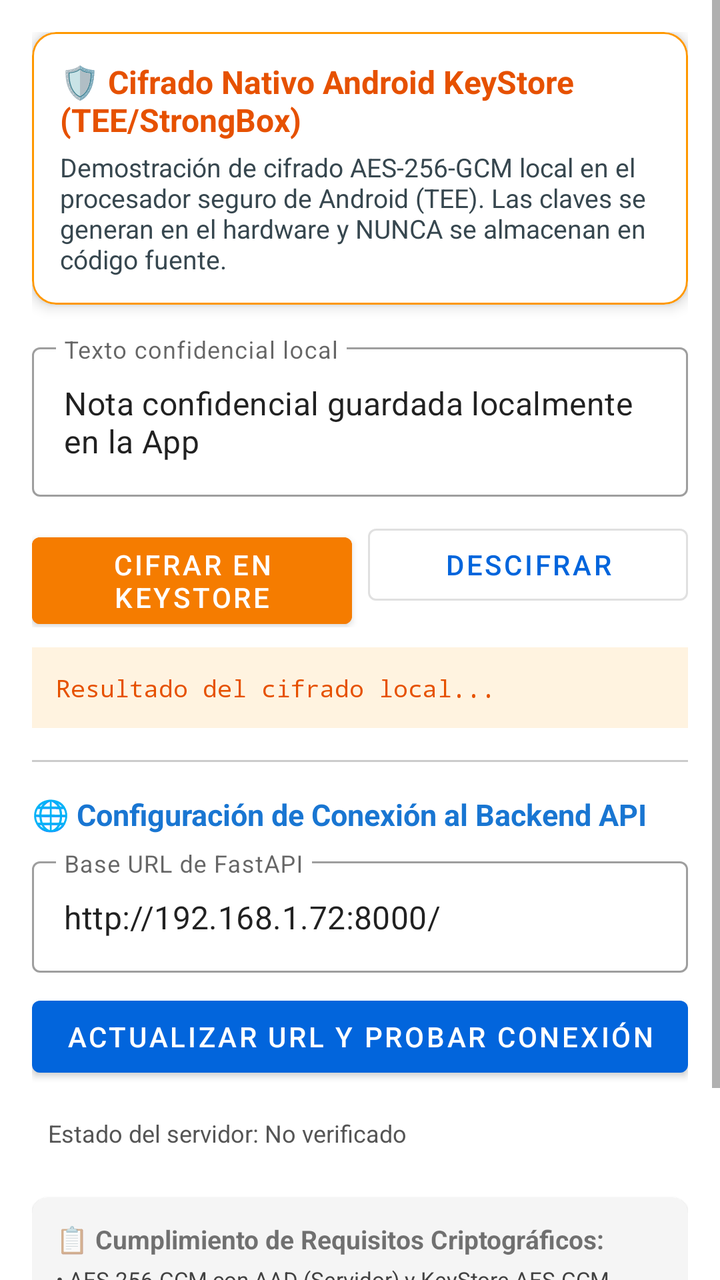
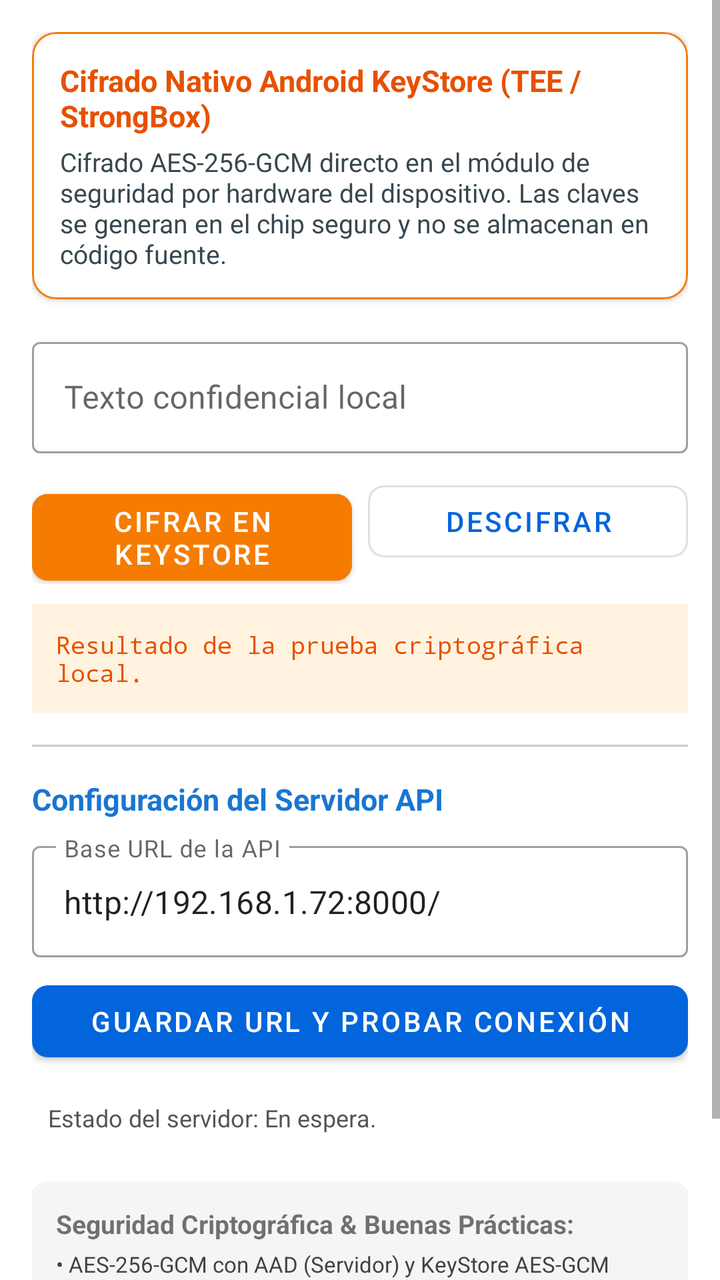

Two renders of the same Android screen: before a commit and after it. Below are the layout's source before the change and the commit's diff.
<!-- AndroidManifest.xml: application theme Theme.AppClinic -->
<!-- res/layout/fragment_keystore.xml -->
<?xml version="1.0" encoding="utf-8"?>
<ScrollView xmlns:android="http://schemas.android.com/apk/res/android"
    xmlns:app="http://schemas.android.com/apk/res-auto"
    android:layout_width="match_parent"
    android:layout_height="match_parent"
    android:fillViewport="true">

    <LinearLayout
        android:layout_width="match_parent"
        android:layout_height="wrap_content"
        android:orientation="vertical"
        android:padding="16dp">

        
        <com.google.android.material.card.MaterialCardView
            android:layout_width="match_parent"
            android:layout_height="wrap_content"
            android:layout_marginBottom="16dp"
            app:cardCornerRadius="12dp"
            app:cardElevation="4dp"
            app:strokeColor="#FF9800"
            app:strokeWidth="1dp">

            <LinearLayout
                android:layout_width="match_parent"
                android:layout_height="wrap_content"
                android:orientation="vertical"
                android:padding="14dp">

                <TextView
                    android:layout_width="wrap_content"
                    android:layout_height="wrap_content"
                    android:text="🛡️ Cifrado Nativo Android KeyStore (TEE/StrongBox)"
                    android:textColor="#E65100"
                    android:textSize="16sp"
                    android:textStyle="bold" />

                <TextView
                    android:layout_width="wrap_content"
                    android:layout_height="wrap_content"
                    android:layout_marginTop="4dp"
                    android:text="Demostración de cifrado AES-256-GCM local en el procesador seguro de Android (TEE). Las claves se generan en el hardware y NUNCA se almacenan en código fuente."
                    android:textColor="#37474F"
                    android:textSize="13sp" />
            </LinearLayout>
        </com.google.android.material.card.MaterialCardView>

        
        <com.google.android.material.textfield.TextInputLayout
            style="@style/Widget.MaterialComponents.TextInputLayout.OutlinedBox"
            android:layout_width="match_parent"
            android:layout_height="wrap_content"
            android:hint="Texto confidencial local">

            <com.google.android.material.textfield.TextInputEditText
                android:id="@+id/etTextoLocal"
                android:layout_width="match_parent"
                android:layout_height="wrap_content"
                android:text="Nota confidencial guardada localmente en la App" />
        </com.google.android.material.textfield.TextInputLayout>

        <LinearLayout
            android:layout_width="match_parent"
            android:layout_height="wrap_content"
            android:layout_marginTop="10dp"
            android:orientation="horizontal">

            <com.google.android.material.button.MaterialButton
                android:id="@+id/btnCifrarLocal"
                android:layout_width="0dp"
                android:layout_height="wrap_content"
                android:layout_weight="1"
                android:backgroundTint="#F57C00"
                android:text="Cifrar en KeyStore" />

            <com.google.android.material.button.MaterialButton
                android:id="@+id/btnDescifrarLocal"
                style="@style/Widget.MaterialComponents.Button.OutlinedButton"
                android:layout_width="0dp"
                android:layout_height="wrap_content"
                android:layout_marginStart="8dp"
                android:layout_weight="1"
                android:text="Descifrar" />
        </LinearLayout>

        <TextView
            android:id="@+id/tvResultadoLocal"
            android:layout_width="match_parent"
            android:layout_height="wrap_content"
            android:layout_marginTop="10dp"
            android:background="#FFF3E0"
            android:fontFamily="monospace"
            android:padding="12dp"
            android:text="Resultado del cifrado local..."
            android:textColor="#E65100"
            android:textSize="12sp" />

        <View
            android:layout_width="match_parent"
            android:layout_height="1dp"
            android:layout_marginVertical="16dp"
            android:background="#CCCCCC" />

        
        <TextView
            android:layout_width="wrap_content"
            android:layout_height="wrap_content"
            android:text="🌐 Configuración de Conexión al Backend API"
            android:textColor="#1976D2"
            android:textSize="15sp"
            android:textStyle="bold" />

        <com.google.android.material.textfield.TextInputLayout
            style="@style/Widget.MaterialComponents.TextInputLayout.OutlinedBox"
            android:layout_width="match_parent"
            android:layout_height="wrap_content"
            android:layout_marginTop="8dp"
            android:hint="Base URL de FastAPI">

            <com.google.android.material.textfield.TextInputEditText
                android:id="@+id/etBaseUrl"
                android:layout_width="match_parent"
                android:layout_height="wrap_content"
                android:text="http://192.168.1.72:8000/" />
        </com.google.android.material.textfield.TextInputLayout>

        <com.google.android.material.button.MaterialButton
            android:id="@+id/btnActualizarUrl"
            android:layout_width="match_parent"
            android:layout_height="wrap_content"
            android:layout_marginTop="8dp"
            android:text="Actualizar URL y Probar Conexión" />

        <TextView
            android:id="@+id/tvEstadoConexion"
            android:layout_width="match_parent"
            android:layout_height="wrap_content"
            android:layout_marginTop="8dp"
            android:padding="8dp"
            android:text="Estado del servidor: No verificado"
            android:textColor="#555555"
            android:textSize="12sp" />

        
        <com.google.android.material.card.MaterialCardView
            android:layout_width="match_parent"
            android:layout_height="wrap_content"
            android:layout_marginTop="16dp"
            app:cardBackgroundColor="#F5F5F5"
            app:cardCornerRadius="8dp">

            <LinearLayout
                android:layout_width="match_parent"
                android:layout_height="wrap_content"
                android:orientation="vertical"
                android:padding="12dp">

                <TextView
                    android:layout_width="wrap_content"
                    android:layout_height="wrap_content"
                    android:text="📋 Cumplimiento de Requisitos Criptográficos:"
                    android:textSize="13sp"
                    android:textStyle="bold" />

                <TextView
                    android:layout_width="wrap_content"
                    android:layout_height="wrap_content"
                    android:layout_marginTop="4dp"
                    android:text="• AES-256-GCM con AAD (Servidor) y KeyStore AES-GCM (Android).\n• Firma Ed25519 con JSON Canónico determinista.\n• Cero hardcoding: claves en .env / PKCS#8 cifrado y KeyStore.\n• Flujo completo: entrada, guardado cifrado, descifrado y verificación de firmas."
                    android:textColor="#424242"
                    android:textSize="11sp" />
            </LinearLayout>
        </com.google.android.material.card.MaterialCardView>

    </LinearLayout>
</ScrollView>
<!-- resources referenced by this layout -->
<resources>
  <style name="Theme.AppClinic" parent="Theme.MaterialComponents.DayNight.NoActionBar">
          
          <item name="colorPrimary">@color/medical_blue</item>
          <item name="colorPrimaryVariant">@color/medical_blue_dark</item>
          <item name="colorOnPrimary">@color/white</item>
          
          <item name="colorSecondary">@color/teal_200</item>
          <item name="colorSecondaryVariant">@color/teal_700</item>
          <item name="colorOnSecondary">@color/black</item>
          
          <item name="android:statusBarColor">@color/medical_blue_dark</item>
      </style>
  <color name="medical_blue">#0265DC</color>
  <color name="medical_blue_dark">#01479C</color>
  <color name="white">#FFFFFFFF</color>
  <color name="teal_200">#FF03DAC5</color>
  <color name="teal_700">#FF018786</color>
  <color name="black">#FF000000</color>
</resources>

<!-- the commit's change to res/layout/fragment_keystore.xml (unified diff, before → after) -->
@@ -17,8 +17,8 @@
             android:layout_height="wrap_content"
             android:layout_marginBottom="16dp"
             app:cardCornerRadius="12dp"
-            app:cardElevation="4dp"
-            app:strokeColor="#FF9800"
+            app:cardElevation="2dp"
+            app:strokeColor="#F57C00"
             app:strokeWidth="1dp">
 
             <LinearLayout
@@ -30,16 +30,16 @@
                 <TextView
                     android:layout_width="wrap_content"
                     android:layout_height="wrap_content"
-                    android:text="🛡️ Cifrado Nativo Android KeyStore (TEE/StrongBox)"
+                    android:text="Cifrado Nativo Android KeyStore (TEE / StrongBox)"
                     android:textColor="#E65100"
-                    android:textSize="16sp"
+                    android:textSize="15sp"
                     android:textStyle="bold" />
 
                 <TextView
                     android:layout_width="wrap_content"
                     android:layout_height="wrap_content"
                     android:layout_marginTop="4dp"
-                    android:text="Demostración de cifrado AES-256-GCM local en el procesador seguro de Android (TEE). Las claves se generan en el hardware y NUNCA se almacenan en código fuente."
+                    android:text="Cifrado AES-256-GCM directo en el módulo de seguridad por hardware del dispositivo. Las claves se generan en el chip seguro y no se almacenan en código fuente."
                     android:textColor="#37474F"
                     android:textSize="13sp" />
             </LinearLayout>
@@ -55,8 +55,7 @@
             <com.google.android.material.textfield.TextInputEditText
                 android:id="@+id/etTextoLocal"
                 android:layout_width="match_parent"
-                android:layout_height="wrap_content"
-                android:text="Nota confidencial guardada localmente en la App" />
+                android:layout_height="wrap_content" />
         </com.google.android.material.textfield.TextInputLayout>
 
         <LinearLayout
@@ -71,7 +70,8 @@
                 android:layout_height="wrap_content"
                 android:layout_weight="1"
                 android:backgroundTint="#F57C00"
-                android:text="Cifrar en KeyStore" />
+                android:text="Cifrar en KeyStore"
+                app:cornerRadius="8dp" />
 
             <com.google.android.material.button.MaterialButton
                 android:id="@+id/btnDescifrarLocal"
@@ -80,7 +80,8 @@
                 android:layout_height="wrap_content"
                 android:layout_marginStart="8dp"
                 android:layout_weight="1"
-                android:text="Descifrar" />
+                android:text="Descifrar"
+                app:cornerRadius="8dp" />
         </LinearLayout>
 
         <TextView
@@ -91,7 +92,7 @@
             android:background="#FFF3E0"
             android:fontFamily="monospace"
             android:padding="12dp"
-            android:text="Resultado del cifrado local..."
+            android:text="Resultado de la prueba criptográfica local."
             android:textColor="#E65100"
             android:textSize="12sp" />
 
@@ -105,7 +106,7 @@
         <TextView
             android:layout_width="wrap_content"
             android:layout_height="wrap_content"
-            android:text="🌐 Configuración de Conexión al Backend API"
+            android:text="Configuración del Servidor API"
             android:textColor="#1976D2"
             android:textSize="15sp"
             android:textStyle="bold" />
@@ -115,7 +116,7 @@
             android:layout_width="match_parent"
             android:layout_height="wrap_content"
             android:layout_marginTop="8dp"
-            android:hint="Base URL de FastAPI">
+            android:hint="Base URL de la API">
 
             <com.google.android.material.textfield.TextInputEditText
                 android:id="@+id/etBaseUrl"
@@ -129,7 +130,8 @@
             android:layout_width="match_parent"
             android:layout_height="wrap_content"
             android:layout_marginTop="8dp"
-            android:text="Actualizar URL y Probar Conexión" />
+            android:text="Guardar URL y Probar Conexión"
+            app:cornerRadius="8dp" />
 
         <TextView
             android:id="@+id/tvEstadoConexion"
@@ -137,7 +139,7 @@
             android:layout_height="wrap_content"
             android:layout_marginTop="8dp"
             android:padding="8dp"
-            android:text="Estado del servidor: No verificado"
+            android:text="Estado del servidor: En espera."
             android:textColor="#555555"
             android:textSize="12sp" />
 
@@ -158,7 +160,7 @@
                 <TextView
                     android:layout_width="wrap_content"
                     android:layout_height="wrap_content"
-                    android:text="📋 Cumplimiento de Requisitos Criptográficos:"
+                    android:text="Seguridad Criptográfica &amp; Buenas Prácticas:"
                     android:textSize="13sp"
                     android:textStyle="bold" />
 
@@ -166,7 +168,7 @@
                     android:layout_width="wrap_content"
                     android:layout_height="wrap_content"
                     android:layout_marginTop="4dp"
-                    android:text="• AES-256-GCM con AAD (Servidor) y KeyStore AES-GCM (Android).\n• Firma Ed25519 con JSON Canónico determinista.\n• Cero hardcoding: claves en .env / PKCS#8 cifrado y KeyStore.\n• Flujo completo: entrada, guardado cifrado, descifrado y verificación de firmas."
+                    android:text="• AES-256-GCM con AAD (Servidor) y KeyStore AES-GCM (Android).\n• Firma Ed25519 con JSON Canónico determinista.\n• Claves resguardadas en .env, PEM PKCS#8 cifrado y Hardware TEE.\n• Flujo de autenticidad e integridad inalterable."
                     android:textColor="#424242"
                     android:textSize="11sp" />
             </LinearLayout>
